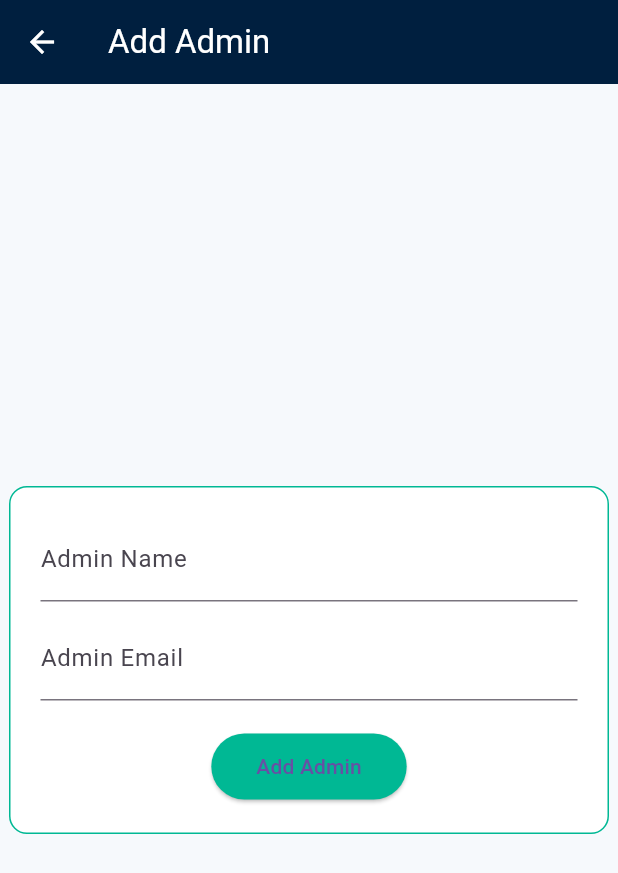
After one commit to 2nd-Year-Projects-uni/school_transport_system_app, a Flutter app: the SuperAdminDashboard screen opened directly, after a tap on "Add Admin", on a phone screen of 412 x 824 dp. The commit adds this screen. Shown: the top 873 px of the screen. Run offline on Flutter 3.47's test engine with Material 3 defaults, Android fonts, the phone set to English and light mode, and no system bars; our stand-ins replace cloud_firestore, firebase_auth, firebase_core, firebase_storage, google_maps_flutter, image_picker; accounts and stored records are empty.

Commit message:
Created the super admin logic

```diff
--- /dev/null
+++ b/lib/admin/add_admins_page.dart
@@ -0,0 +1,121 @@
+import 'package:flutter/material.dart';
+import 'package:cloud_firestore/cloud_firestore.dart';
+
+class AddAdminsPage extends StatefulWidget {
+  @override
+  _AddAdminsPageState createState() => _AddAdminsPageState();
+}
+
+class _AddAdminsPageState extends State<AddAdminsPage> {
+  final nameController = TextEditingController();
+  final emailController = TextEditingController();
+
+  final Color navy = Color(0xFF001F3F);
+  final Color teal = Color(0xFF00B894);
+  final Color bg = Color(0xFFF6F9FC);
+
+  bool isLoading = false;
+
+  //  ADD ADMIN FUNCTION
+  Future<void> addAdmin() async {
+    String name = nameController.text.trim();
+    String email = emailController.text.trim();
+
+    // validation
+    if (name.isEmpty || email.isEmpty) {
+      ScaffoldMessenger.of(
+        context,
+      ).showSnackBar(SnackBar(content: Text("Please fill all fields")));
+      return;
+    }
+
+    setState(() {
+      isLoading = true;
+    });
+
+    try {
+      //  Save to Firestore
+      await FirebaseFirestore.instance.collection('admins').add({
+        'name': name,
+        'email': email,
+        'created_at': Timestamp.now(),
+      });
+
+      //  Success message
+      ScaffoldMessenger.of(
+        context,
+      ).showSnackBar(SnackBar(content: Text("Admin Added Successfully")));
+
+      //  Go back to dashboard
+      Navigator.pop(context);
+    } catch (e) {
+      ScaffoldMessenger.of(
+        context,
+      ).showSnackBar(SnackBar(content: Text("Error: $e")));
+    }
+
+    setState(() {
+      isLoading = false;
+    });
+  }
+
+  @override
+  Widget build(BuildContext context) {
+    return Scaffold(
+      backgroundColor: bg,
+
+      appBar: AppBar(
+        title: Text("Add Admin", style: TextStyle(color: Colors.white)),
+        backgroundColor: navy,
+        iconTheme: IconThemeData(color: Colors.white),
+      ),
+
+      body: Center(
+        child: Container(
+          width: 400,
+          padding: EdgeInsets.all(20),
+          decoration: BoxDecoration(
+            color: Colors.white,
+            borderRadius: BorderRadius.circular(12),
+            border: Border.all(color: teal),
+          ),
+          child: Column(
+            mainAxisSize: MainAxisSize.min,
+            children: [
+              //  NAME
+              TextField(
+                controller: nameController,
+                decoration: InputDecoration(labelText: "Admin Name"),
+              ),
+
+              SizedBox(height: 10),
+
+              //  EMAIL
+              TextField(
+                controller: emailController,
+                decoration: InputDecoration(labelText: "Admin Email"),
+              ),
+
+              SizedBox(height: 20),
+
+              //  BUTTON
+              isLoading
+                  ? CircularProgressIndicator()
+                  : ElevatedButton(
+                      onPressed: addAdmin,
+                      style: ElevatedButton.styleFrom(
+                        backgroundColor: teal,
+                        padding: EdgeInsets.symmetric(
+                          horizontal: 30,
+                          vertical: 12,
+                        ),
+                      ),
+                      child: Text("Add Admin"),
+                    ),
+            ],
+          ),
+        ),
+      ),
+    );
+  }
+}
--- /dev/null
+++ b/lib/admin/superadmin_dashboard.dart
@@ -0,0 +1,109 @@
+import 'package:flutter/material.dart';
+import 'package:cloud_firestore/cloud_firestore.dart';
+import 'add_admins_page.dart';
+
+class SuperAdminDashboard extends StatefulWidget {
+  @override
+  _SuperAdminDashboardState createState() => _SuperAdminDashboardState();
+}
+
+class _SuperAdminDashboardState extends State<SuperAdminDashboard> {
+  //  COLORS
+  final Color navy = Color(0xFF001F3F);
+  final Color blue = Color(0xFF005792);
+  final Color teal = Color(0xFF00B894);
+  final Color bg = Color(0xFFF6F9FC);
+
+  //  DELETE ADMIN
+  Future<void> deleteAdmin(String id) async {
+    await FirebaseFirestore.instance.collection('admins').doc(id).delete();
+
+    ScaffoldMessenger.of(
+      context,
+    ).showSnackBar(SnackBar(content: Text("Admin Deleted")));
+  }
+
+  @override
+  Widget build(BuildContext context) {
+    return Scaffold(
+      backgroundColor: bg,
+
+      appBar: AppBar(
+        title: Text("Manage Admins", style: TextStyle(color: Colors.white)),
+        backgroundColor: navy,
+      ),
+
+      body: Padding(
+        padding: EdgeInsets.all(20),
+        child: Column(
+          children: [
+            // 🔷 ADD ADMIN BUTTON
+            Row(
+              children: [
+                ElevatedButton(
+                  onPressed: () {
+                    Navigator.push(
+                      context,
+                      MaterialPageRoute(builder: (context) => AddAdminsPage()),
+                    );
+                  },
+                  style: ElevatedButton.styleFrom(
+                    backgroundColor: teal,
+                    padding: EdgeInsets.symmetric(horizontal: 20, vertical: 12),
+                  ),
+                  child: Text("Add Admin"),
+                ),
+              ],
+            ),
+
+            SizedBox(height: 20),
+
+            // 🔷 ADMIN LIST
+            Expanded(
+              child: StreamBuilder<QuerySnapshot>(
+                stream: FirebaseFirestore.instance
+                    .collection('admins')
+                    .snapshots(),
+                builder: (context, snapshot) {
+                  if (snapshot.connectionState == ConnectionState.waiting) {
+                    return Center(child: CircularProgressIndicator());
+                  }
+
+                  if (!snapshot.hasData || snapshot.data!.docs.isEmpty) {
+                    return Center(child: Text("No admins yet"));
+                  }
+
+                  return ListView(
+                    children: snapshot.data!.docs.map((doc) {
+                      return Container(
+                        margin: EdgeInsets.symmetric(vertical: 8),
+                        padding: EdgeInsets.all(15),
+                        decoration: BoxDecoration(
+                          color: Colors.white,
+                          borderRadius: BorderRadius.circular(10),
+                          border: Border.all(color: blue.withOpacity(0.2)),
+                        ),
+                        child: Row(
+                          mainAxisAlignment: MainAxisAlignment.spaceBetween,
+                          children: [
+                            Text(doc['email'], style: TextStyle(fontSize: 16)),
+
+                            //  DELETE BUTTON
+                            IconButton(
+                              icon: Icon(Icons.delete, color: Colors.red),
+                              onPressed: () => deleteAdmin(doc.id),
+                            ),
+                          ],
+                        ),
+                      );
+                    }).toList(),
+                  );
+                },
+              ),
+            ),
+          ],
+        ),
+      ),
+    );
+  }
+}
```
Also changed, not shown: lib/admin/superadmin_login.dart (added, +90 -0 lines), lib/main.dart (+3 -4 lines), 1 other file.
